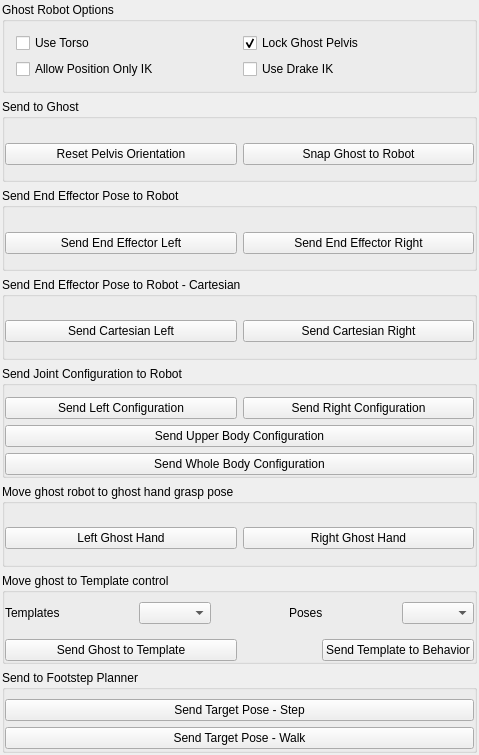
The window that vigir_ocs_ghost_control_widget/src/ui/ghost_control_widget.ui (team-vigir/vigir_ocs_common) describes before a commit, drawn with Qt 5.
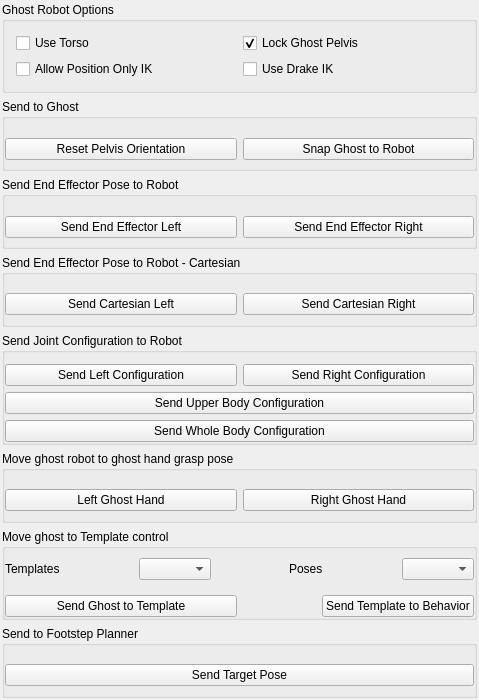
The same window after the commit.

The edit to the form file:
```diff
--- a/vigir_ocs_ghost_control_widget/src/ui/ghost_control_widget.ui
+++ b/vigir_ocs_ghost_control_widget/src/ui/ghost_control_widget.ui
@@ -7,13 +7,13 @@
     <x>0</x>
     <y>0</y>
     <width>479</width>
-    <height>755</height>
+    <height>700</height>
    </rect>
   </property>
   <property name="minimumSize">
    <size>
     <width>479</width>
-    <height>755</height>
+    <height>700</height>
    </size>
   </property>
   <property name="windowTitle">
@@ -462,14 +462,7 @@
       <item row="0" column="0">
        <widget class="QPushButton" name="pushButton">
         <property name="text">
-         <string>Send Target Pose - Step</string>
-        </property>
-       </widget>
-      </item>
-      <item row="1" column="0">
-       <widget class="QPushButton" name="pushButton_2">
-        <property name="text">
-         <string>Send Target Pose - Walk</string>
+         <string>Send Target Pose</string>
         </property>
        </widget>
       </item>
```
